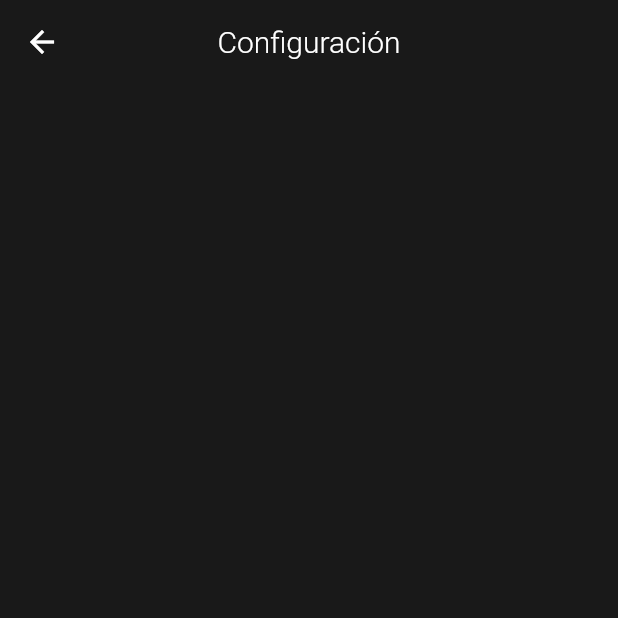
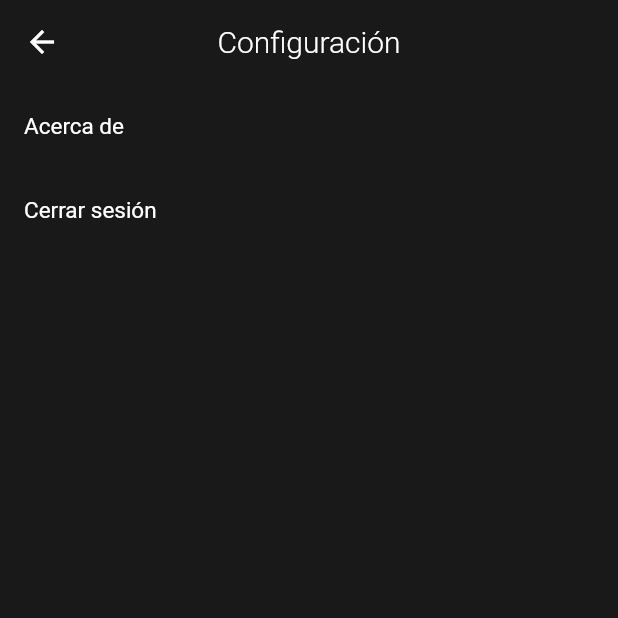
Before and after one commit to stivengm/flutter_series_app, a Flutter app: the SettingsView screen opened by its route, on a phone screen of 412 x 824 dp, the top half of it. Run offline on Flutter 3.47's test engine with Material 2 defaults, Android fonts, the phone set to English and light mode, and no system bars; our stand-ins replace bloc, flutter_bloc.

Commit message:
Fix settings.

```diff
--- a/lib/gui/views/settings_view/settings_view.dart
+++ b/lib/gui/views/settings_view/settings_view.dart
@@ -1,9 +1,14 @@
 import 'package:flutter/material.dart';
 import 'package:flutter_series_app/gui/app_style.dart';
 
-class SettingsView extends StatelessWidget {
+class SettingsView extends StatefulWidget {
   const SettingsView({Key? key}) : super(key: key);
 
+  @override
+  State<SettingsView> createState() => _SettingsViewState();
+}
+
+class _SettingsViewState extends State<SettingsView> {
   @override
   Widget build(BuildContext context) {
     return Scaffold(
@@ -14,6 +19,22 @@ class SettingsView extends StatelessWidget {
         backgroundColor: Colors.transparent,
         elevation: 0,
       ),
+      body: _body(),
+    );
+  }
+
+  Widget _body() {
+    return ListView(
+      children: [
+        ListTile(
+          title: Text("Acerca de", style: Theme.of(context).textTheme.headline5!.copyWith(color: AppStyle.whiteColor, fontSize: 15.0, fontWeight: FontWeight.w400)),
+          onTap: () { }
+        ),
+        ListTile(
+          title: Text("Cerrar sesión", style: Theme.of(context).textTheme.headline5!.copyWith(color: AppStyle.whiteColor, fontSize: 15.0, fontWeight: FontWeight.w400)),
+          onTap: () => Navigator.of(context).pushNamedAndRemoveUntil('login', (Route<dynamic> route) => false)
+        ),
+      ],
     );
   }
 }
```
